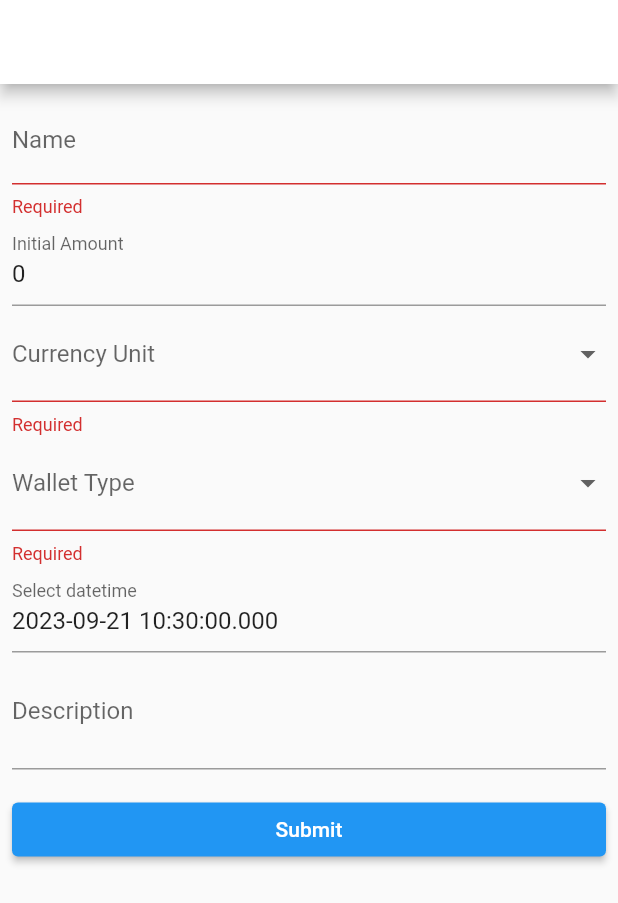
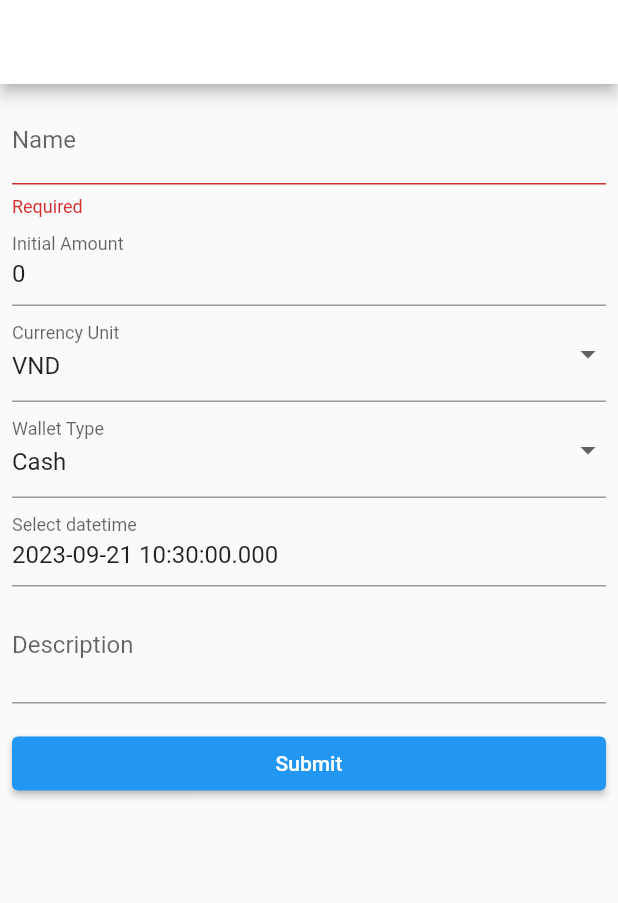
Before and after one commit to quocthanh2694/rin_wallet, a Flutter app: the AddWalletPage screen opened directly with empty values, after a tap on "Submit", on a phone screen of 412 x 824 dp. Shown: the top 903 px of the screen. Run offline on Flutter 3.47's test engine with Material 2 defaults, Android fonts, the phone set to English and light mode, and no system bars; our stand-ins replace file_picker, flutter_datetime_picker_plus, fluttertoast, image_cropper, image_picker, local_auth and 4 more; missing offline and left inert: dart:ffi, flutter_json_view; accounts and stored records are empty; generated files the repository leaves out were written again.

```diff
--- a/lib/src/constant/constant.dart
+++ b/lib/src/constant/constant.dart
@@ -1,6 +1,4 @@
 import 'package:flutter/material.dart';
-
-enum CurrencyUnit { dollar, vnd }
 
 enum TransactionType { withdraw, deposit, transfer }
 
--- /dev/null
+++ b/lib/src/models/currency_unit.dart
@@ -0,0 +1,26 @@
+class CurrencyUnit {
+  late CurrencyUnit _currencyUnit;
+
+  get currencyUnit {
+    return _currencyUnit as dynamic;
+  }
+
+  initializeCurrencyUnit() {
+    return CurrencyUnit();
+  }
+
+  List<CurrencyUnitModel> getList() {
+    List<CurrencyUnitModel> list = [
+      CurrencyUnitModel(id: 'vnd', name: 'VND'),
+      CurrencyUnitModel(id: 'dollar', name: "\$"),
+    ];
+    return list;
+  }
+}
+
+class CurrencyUnitModel {
+  String id = '';
+  String name = '';
+
+  CurrencyUnitModel({required String this.id, required String this.name}) {}
+}
--- a/lib/src/models/wallet.dart
+++ b/lib/src/models/wallet.dart
@@ -1,8 +1,3 @@
-import 'dart:ffi';
-import 'package:rin_wallet/src/constant/constant.dart';
-import 'package:rin_wallet/src/models/transaction.dart';
-import 'package:rin_wallet/src/models/walletType.dart';
-import 'package:uuid/uuid.dart';
 
 class Wallet {
   // required
--- a/lib/src/models/walletType.dart
+++ /dev/null
@@ -1,12 +0,0 @@
-import 'package:uuid/uuid.dart';
-
-class WalletType {
-  final Uuid id;
-  final String name;
-  final String imgUrl = '';
-
-  WalletType({
-    required this.id,
-    required this.name,
-  }) {}
-}
--- /dev/null
+++ b/lib/src/models/wallet_type.dart
@@ -0,0 +1,35 @@
+class WalletType {
+  late WalletType _walletType;
+
+  get walletType async {
+    if (_walletType == null) {
+      _walletType = await initializeWalletType();
+    }
+    return _walletType as dynamic;
+  }
+
+  initializeWalletType() async {
+    return WalletType();
+  }
+
+  List<WalletTypeModel> getList() {
+    List<WalletTypeModel> list = [
+      WalletTypeModel(id: 'Cash', name: 'Cash'),
+      WalletTypeModel(id: 'Bank', name: 'Bank'),
+      WalletTypeModel(id: 'Ewallet', name: 'E-wallet'),
+      WalletTypeModel(
+        id: 'Credit',
+        name: 'Credit',
+      ),
+      WalletTypeModel(id: 'Other', name: 'Other'),
+    ];
+    return list;
+  }
+}
+
+class WalletTypeModel {
+  String id = '';
+  String name = '';
+
+  WalletTypeModel({required String this.id, required String this.name}) {}
+}
--- a/lib/src/ui/widgets/forms/createWalletForm.dart
+++ b/lib/src/ui/widgets/forms/createWalletForm.dart
@@ -1,13 +1,12 @@
 // Create a Form widget.
-import 'dart:ffi';
-
 import 'package:flutter/material.dart';
 import 'package:flutter_datetime_picker_plus/flutter_datetime_picker_plus.dart';
+import 'package:intl/intl.dart';
 import 'package:rin_wallet/src/base/db.dart';
-import 'package:rin_wallet/src/constant/constant.dart';
-import 'package:rin_wallet/src/models/appStore.dart';
-import 'package:provider/provider.dart';
+import 'package:rin_wallet/src/models/currency_unit.dart';
 import 'package:rin_wallet/src/models/wallet.dart';
+import 'package:rin_wallet/src/models/wallet_type.dart';
+import 'package:rin_wallet/src/utils/number.utils.dart';
 import 'package:uuid/uuid.dart';
 
 class CreateWalletForm extends StatefulWidget {
@@ -24,19 +23,31 @@ class CreateWalletForm extends StatefulWidget {
 class CreateWalletFormState extends State<CreateWalletForm> {
   // Create a global key that uniquely identifies the Form widget
   // and allows validation of the form.
+
+  final walletType = WalletType();
+  final currencyUnit = CurrencyUnit();
   //
   // Note: This is a GlobalKey<FormState>,
   // not a GlobalKey<MyCustomFormState>.
   final _formKey = GlobalKey<FormState>();
   final nameController = TextEditingController();
-  final walletTypeController = TextEditingController();
-  final currencyUnitController = TextEditingController();
+  late TextEditingController walletTypeController;
+  late TextEditingController currencyUnitController;
   final descriptionController = TextEditingController();
   final initialAmountController = TextEditingController(text: '0');
   final dateTimeController =
       TextEditingController(text: DateTime.now().toString());
 
   var dbHelper = new DbHelper();
+
+  @override
+  void initState() {
+    walletTypeController =
+        TextEditingController(text: walletType.getList()[0].id);
+    currencyUnitController =
+        TextEditingController(text: currencyUnit.getList()[0].id);
+    super.initState();
+  }
 
   @override
   Widget build(BuildContext context) {
@@ -67,6 +78,16 @@ class CreateWalletFormState extends State<CreateWalletForm> {
                 TextFormField(
                   controller: initialAmountController,
                   keyboardType: TextInputType.number,
+                  onChanged: (string) {
+                    String _onlyDigits =
+                        string.replaceAll(RegExp('[^0-9]'), "");
+                    String _newTxt = formatNumber(_onlyDigits);
+                    initialAmountController.value = TextEditingValue(
+                      text: _newTxt,
+                      selection:
+                          TextSelection.collapsed(offset: _newTxt.length),
+                    );
+                  },
                   validator: (value) {
                     if (value == null || value.isEmpty) {
                       return 'Required';
@@ -79,9 +100,10 @@ class CreateWalletFormState extends State<CreateWalletForm> {
                   ),
                 ),
                 DropdownButtonFormField(
-                  items: CurrencyUnit.values.map((item) {
+                  value: currencyUnitController.text,
+                  items: currencyUnit.getList().map((item) {
                     return DropdownMenuItem<String>(
-                      value: item.name,
+                      value: item.id,
                       child: Text(item.name),
                     );
                   }).toList(),
@@ -101,10 +123,11 @@ class CreateWalletFormState extends State<CreateWalletForm> {
                   ),
                 ),
                 DropdownButtonFormField(
-                  items: <String>['walletType 1', 'walletTYpe 2'].map((item) {
+                  value: walletTypeController.text,
+                  items: walletType.getList().map((item) {
                     return DropdownMenuItem<String>(
-                      value: item,
-                      child: Text(item),
+                      value: item.id,
+                      child: Text(item.name),
                     );
                   }).toList(),
                   onChanged: (val) {
@@ -191,8 +214,9 @@ class CreateWalletFormState extends State<CreateWalletForm> {
                             dateTime: DateTime.parse(dateTimeController.text),
                             currencyUnit: currencyUnitController.text,
                             description: descriptionController.text,
-                            initialAmount:
-                                double.parse(initialAmountController.text),
+                            initialAmount: double.parse(initialAmountController
+                                .text
+                                .replaceAll(',', '')),
                           );
 
                           // appStore.addWallet(wallet);
--- /dev/null
+++ b/lib/src/utils/datetime.util.dart
@@ -0,0 +1,6 @@
+import 'package:intl/intl.dart';
+
+const locale = 'en';
+String formatDateTime(DateTime s) {
+  return DateFormat('dd-MM-yyyy HH:mm').format(s);
+}
```
Also changed, not shown: lib/src/base/db.dart (+5 -5 lines), lib/src/ui/widgets/walletCard.dart (+32 -17 lines), lib/src/utils/number.utils.dart (added, +21 -0 lines).
